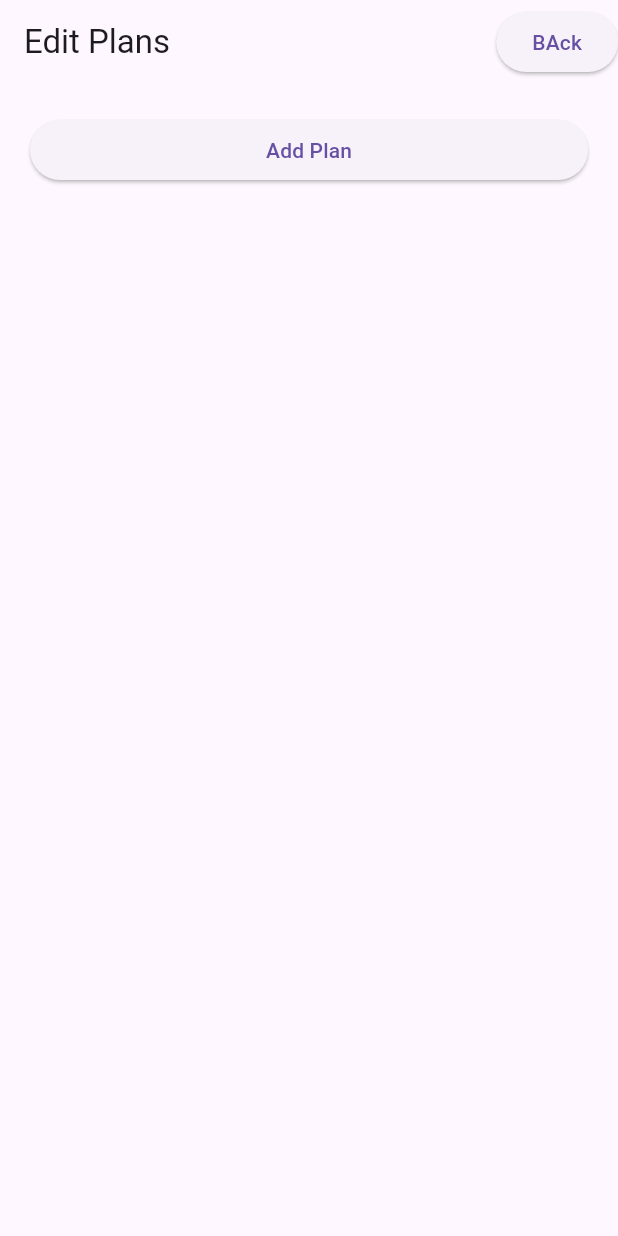
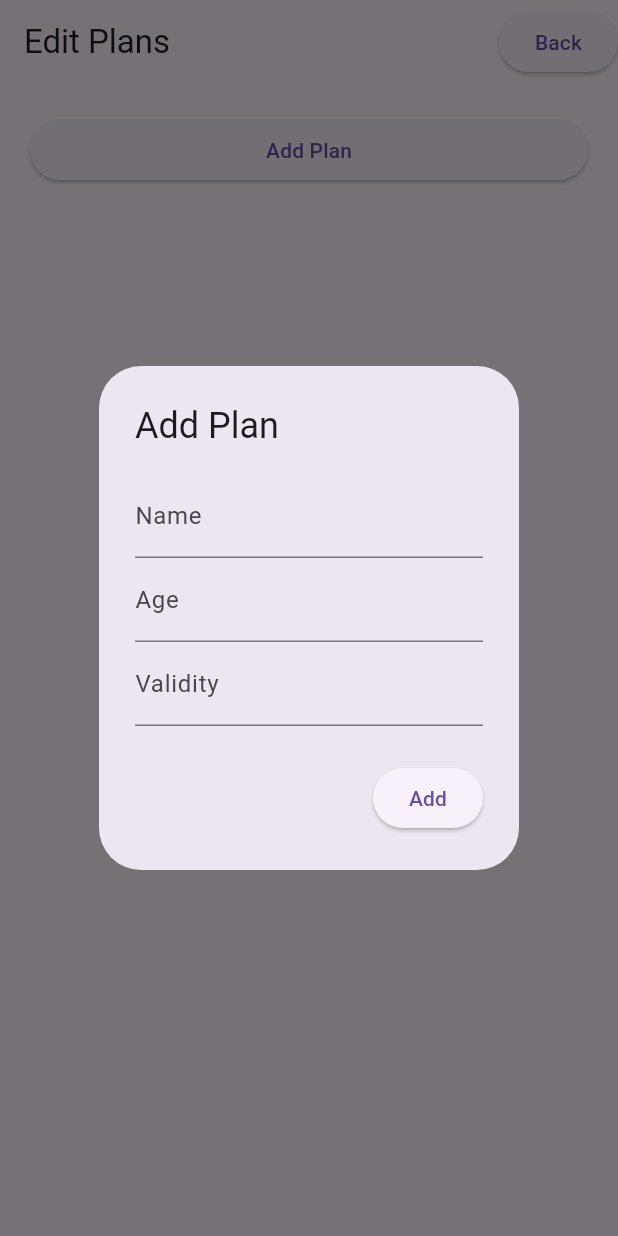
Before and after one commit to SS0809/gymapp, a Flutter app: the EditPlansPage screen opened directly with empty values, after a tap on "Add Plan", on a phone screen of 412 x 824 dp. Run offline on Flutter 3.47's test engine with Material 3 defaults, Android fonts, the phone set to English and light mode, and no system bars; our stand-ins replace flutter_secure_storage; accounts and stored records are empty.

Commit message:
added create prompt at plans_screen - ok

```diff
--- a/lib/plans/plans_edit.dart
+++ b/lib/plans/plans_edit.dart
@@ -53,18 +53,16 @@ class EditPlansPage extends StatefulWidget {
 }
 
 class _EditPlansPageState extends State<EditPlansPage> {
+  TextEditingController _validityController = TextEditingController();
+  TextEditingController _nameController = TextEditingController();
+  TextEditingController _ageController = TextEditingController();
+
   @override
   Widget build(BuildContext context) {
     return Scaffold(
       appBar: AppBar(
         title: Text('Edit Plans'),
         actions: [
-          /*IconButton(
-            onPressed: () {
-              Navigator.pop(context);
-            },
-            icon: Icon(Icons.arrow_back),
-          ),*/
           ElevatedButton(
             onPressed: () async {
               Navigator.pushReplacement(
@@ -82,7 +80,7 @@ class _EditPlansPageState extends State<EditPlansPage> {
                 ),
               );
             },
-            child: Text("BAck"),
+            child: Text("Back"),
           ),
         ],
       ),
@@ -94,7 +92,7 @@ class _EditPlansPageState extends State<EditPlansPage> {
             if (index == widget.plans.length) {
               return ElevatedButton(
                 onPressed: () {
-                  _addElementToList("new",2,2);
+                  _showAddPlanDialog(context);
                 },
                 child: Text("Add Plan"),
               );
@@ -116,11 +114,54 @@ class _EditPlansPageState extends State<EditPlansPage> {
     );
   }
 
+  void _showAddPlanDialog(BuildContext context) {
+    showDialog(
+      context: context,
+      builder: (BuildContext context) {
+        return AlertDialog(
+          title: Text('Add Plan'),
+          content: Column(
+            mainAxisSize: MainAxisSize.min,
+            children: [
+              TextField(
+                controller: _nameController,
+                decoration: InputDecoration(labelText: 'Name'),
+              ),
+              TextField(
+                controller: _ageController,
+                decoration: InputDecoration(labelText: 'Age'),
+              ),
+              TextField(
+                controller: _validityController,
+                decoration: InputDecoration(labelText: 'Validity'),
+                keyboardType: TextInputType.number,
+              ),
+            ],
+          ),
+          actions: [
+            ElevatedButton(
+              onPressed: () {
+                _addElementToList(
+                  _nameController.text,
+                  int.tryParse(_ageController.text)!,
+                  int.tryParse(_validityController.text)!,
+                );
+                Navigator.of(context).pop();
+              },
+              child: Text('Add'),
+            ),
+          ],
+        );
+      },
+    );
+  }
+
   Future<String> get jwtOrEmpty async {
     var jwt = await storage.read(key: "jwt");
     if (jwt == null) return "";
     return jwt;
   }
+
   /* Future<String> createplan(int billable_amount , String month , String plan , String userid) async {
     print(await jwtOrEmpty);
     var res = await http.post(
@@ -139,7 +180,8 @@ class _EditPlansPageState extends State<EditPlansPage> {
     print(res.body);
     return res.body;
   }*/
-  Future<String> createplan(String plan_type , int plan_price ,int plan_validity) async {
+  Future<String> createplan(
+      String plan_type, int plan_price, int plan_validity) async {
     print(await jwtOrEmpty);
     var res = await http.post(
       Uri.parse('$SERVER_IP/createplan'),
@@ -148,18 +190,20 @@ class _EditPlansPageState extends State<EditPlansPage> {
         'Content-Type': 'application/x-www-form-urlencoded',
       },
       body: {
-        'plan_type':plan_type,
-        'plan_price':plan_price.toString(),
-        'plan_validity':plan_validity.toString()
+        'plan_type': plan_type,
+        'plan_price': plan_price.toString(),
+        'plan_validity': plan_validity.toString()
       },
     );
     print(res.body);
     print(res.statusCode);
     return res.statusCode.toString();
   }
-  void _addElementToList(String a1 ,int a2,int a3) async {
-     var res = await createplan(a1 ,  a2 ,  a3);
-     if(res=="200"){//new created
+
+  void _addElementToList(String a1, int a2, int a3) async {
+    var res = await createplan(a1, a2, a3);
+    if (res == "200") {
+      //new created
       setState(() {
         widget.plans.add(
           Plan(id: "1000", type: a1, price: a2, validity: a3),
@@ -169,10 +213,11 @@ class _EditPlansPageState extends State<EditPlansPage> {
       scaffold.showSnackBar(
         SnackBar(
           content: const Text('New Plan Created'),
-          action: SnackBarAction(label: 'UNDO', onPressed: scaffold.hideCurrentSnackBar),
+          action: SnackBarAction(
+              label: 'UNDO', onPressed: scaffold.hideCurrentSnackBar),
         ),
       );
-    }else if(res=="201"){
+    } else if (res == "201") {
       //plan already exits
       final scaffold = ScaffoldMessenger.of(context);
       scaffold.showSnackBar(
@@ -320,7 +365,6 @@ class _PlanItemState extends State<PlanItem> {
     return res.body;
   }
 
-
   @override
   void dispose() {
     _typeController.dispose();
```
Lines whose indentation alone changed are shown as unchanged.
